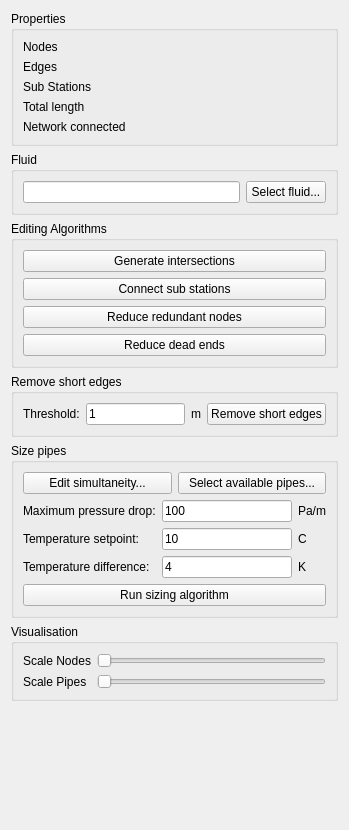
Old version of the form SIM-VICUS/src/SVPropNetworkGeometryWidget.ui in the repository Brockaaa/SIM-VICUS.
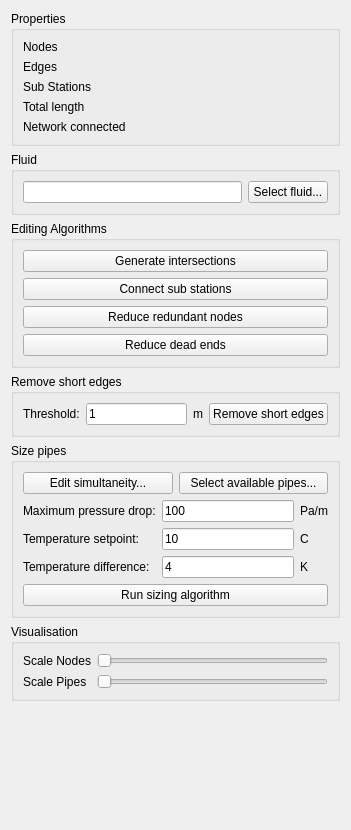
New version of the form. Custom widgets are drawn as their Qt base class.

What changed in the file:
```diff
--- a/SIM-VICUS/src/SVPropNetworkGeometryWidget.ui
+++ b/SIM-VICUS/src/SVPropNetworkGeometryWidget.ui
@@ -6,7 +6,7 @@
    <rect>
     <x>0</x>
     <y>0</y>
-    <width>349</width>
+    <width>351</width>
     <height>830</height>
    </rect>
   </property>
```
Left out of the diff: 18 changed lines with no effect on the pictures.
